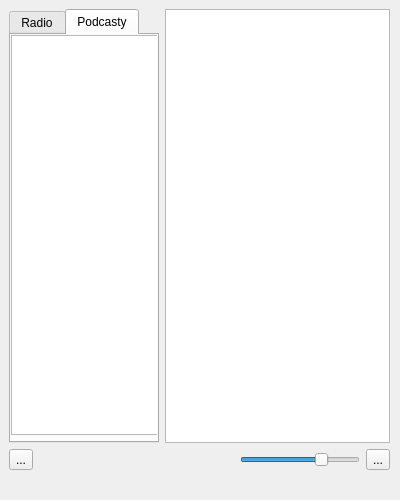
Above: form.ui from wzykubek/openfm-qt before the change. Below: the same form after it.
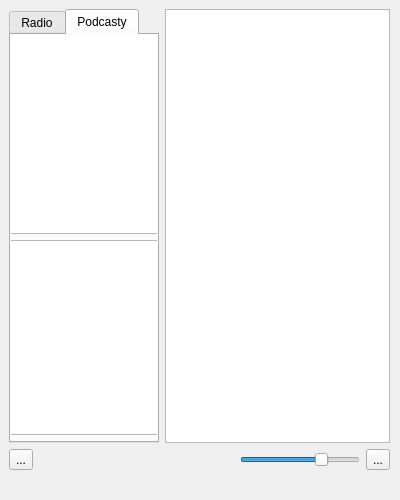
That is the form after the change. The open tabs and pages were chosen to show the change. Icons and pictures are not drawn.

Commit message: Print podcasts and episodes

The edit to the form file:
```diff
--- a/form.ui
+++ b/form.ui
@@ -99,27 +99,36 @@
           <attribute name="title">
            <string>Podcasty</string>
           </attribute>
-          <widget class="QListWidget" name="podcastGroupsListWidget">
+          <widget class="QWidget" name="verticalLayoutWidget_2">
            <property name="geometry">
             <rect>
-             <x>0</x>
-             <y>0</y>
-             <width>150</width>
-             <height>400</height>
+             <x>-1</x>
+             <y>-1</y>
+             <width>151</width>
+             <height>401</height>
             </rect>
            </property>
+           <layout class="QVBoxLayout" name="verticalLayout_2">
+            <item>
+             <widget class="QListWidget" name="podcastGroupsListWidget"/>
+            </item>
+            <item>
+             <widget class="QListWidget" name="podcastListWidget">
            <property name="minimumSize">
             <size>
-             <width>150</width>
-             <height>400</height>
+                <width>0</width>
+                <height>195</height>
             </size>
            </property>
            <property name="maximumSize">
             <size>
-             <width>150</width>
-             <height>400</height>
-            </size>
-           </property>
+                <width>16777215</width>
+                <height>195</height>
+               </size>
+              </property>
+             </widget>
+            </item>
+           </layout>
           </widget>
          </widget>
         </widget>
```
Lines whose indentation alone changed are shown as unchanged. The commit also changes 1 other file.
